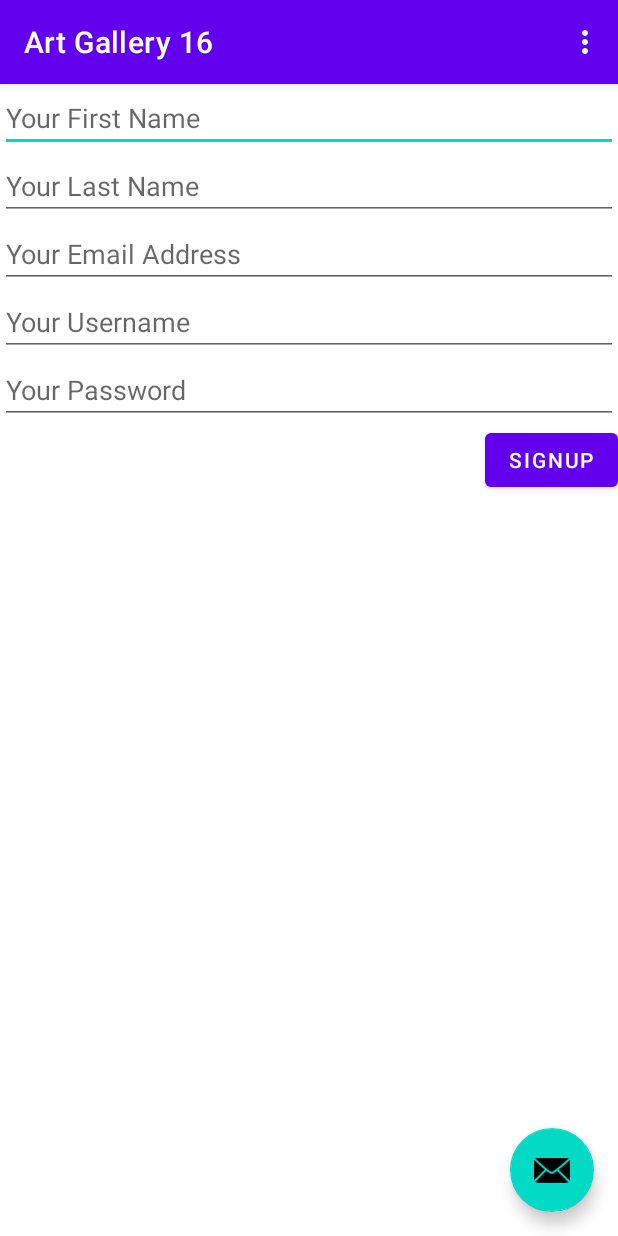
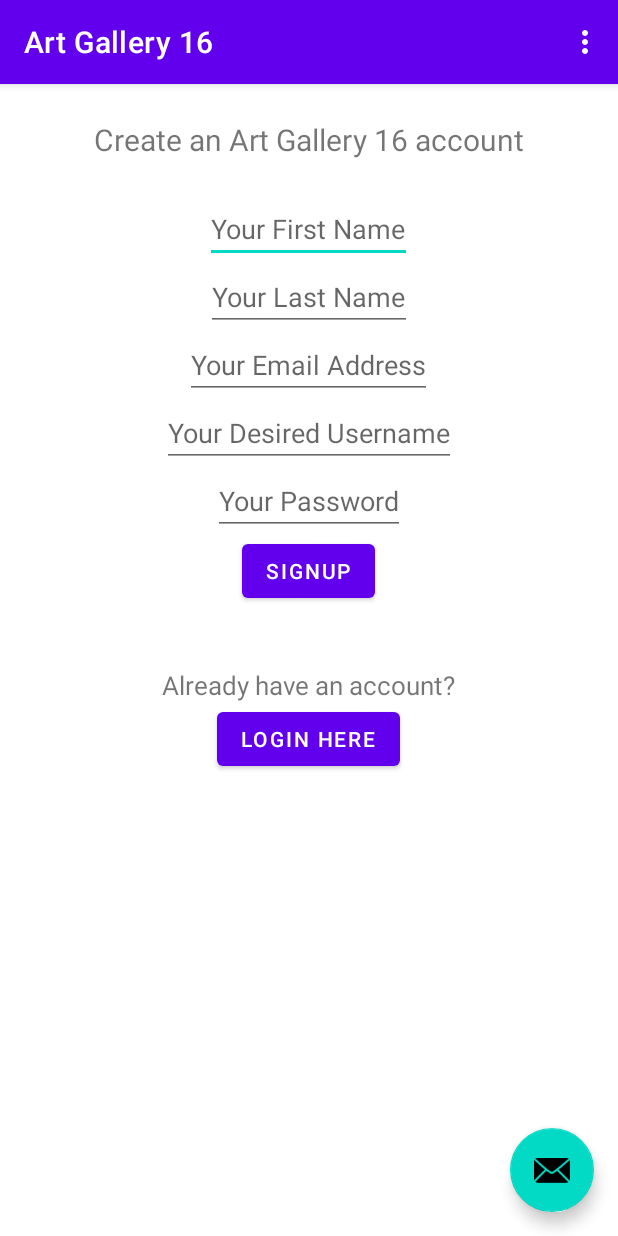
Before and after one commit to McGill-ECSE321-Fall2020/project-group-16, an Android app: the screen it shows after launch (MainActivity before the commit, SignUp after it), on a phone screen of 412 x 824 dp. Run offline under Robolectric (Android 15) with nearby library versions, the phone set to English and light mode, and no system bars; libraries missing offline, so code that uses them is left out: com.loopj.android, cz.msebera.android.

Commit message:
signup styling and login created

```diff
--- a/ArtGalleryApplication-Android/app/src/main/AndroidManifest.xml
+++ b/ArtGalleryApplication-Android/app/src/main/AndroidManifest.xml
@@ -10,16 +10,26 @@
         android:roundIcon="@mipmap/ic_launcher_round"
         android:supportsRtl="true"
         android:theme="@style/Theme.ArtGalleryApplicationAndroid">
+
+        <!--Declaration of the SignUp activity as the first (default)-->
         <activity
-            android:name=".MainActivity"
+            android:name=".SignUp"
             android:label="@string/app_name"
             android:theme="@style/Theme.ArtGalleryApplicationAndroid.NoActionBar">
+
             <intent-filter>
                 <action android:name="android.intent.action.MAIN" />
-
                 <category android:name="android.intent.category.LAUNCHER" />
             </intent-filter>
         </activity>
+
+        <!--Declaration of other activities-->
+        <activity
+            android:name=".Login"
+            android:label="@string/app_name"
+            android:theme="@style/Theme.ArtGalleryApplicationAndroid.NoActionBar">
+        </activity>
+
     </application>
 
 </manifest>
--- a/ArtGalleryApplication-Android/app/src/main/java/ca/mcgill/ecse321/artgalleryapplication/MainActivity.java
+++ b/ArtGalleryApplication-Android/app/src/main/java/ca/mcgill/ecse321/artgalleryapplication/Login.java
@@ -19,7 +19,7 @@ import org.json.JSONObject;
 
 import cz.msebera.android.httpclient.Header;
 
-public class MainActivity extends AppCompatActivity {
+public class Login extends AppCompatActivity {
     private String error = null;
 
     @Override
@@ -62,47 +62,11 @@ public class MainActivity extends AppCompatActivity {
         return super.onOptionsItemSelected(item);
     }
 
-    /**
-     * SignUp method
-     * @param v
-     */
-    public void signUp(View v) {
-        error = "";
 
-        final TextView firstName = (TextView) findViewById(R.id.user_firstName);
-        final TextView lastName = (TextView) findViewById(R.id.user_lastName);
-        final TextView email = (TextView) findViewById(R.id.user_email);
-        final TextView username = (TextView) findViewById(R.id.user_username);
-        final TextView password = (TextView) findViewById(R.id.user_password);
 
-        RequestParams params = new RequestParams();
-        params.put("email", email.getText());
-        params.put("firstName", firstName.getText());
-        params.put("lastName", lastName.getText());
-        params.put("password", password.getText());
 
-        HttpUtils.post("users/" + username.getText().toString(), params, new JsonHttpResponseHandler() {
-            @Override
-            public void onSuccess(int statusCode, Header[] headers, JSONObject response) {
-                refreshErrorMessage();
 
-                firstName.setText("");
-                lastName.setText("");
-                email.setText("");
-                username.setText("");
-                password.setText("");
-            }
-            @Override
-            public void onFailure(int statusCode, Header[] headers, Throwable throwable, JSONObject errorResponse) {
-                try {
-                    error += errorResponse.get("message").toString();
-                } catch (JSONException e) {
-                    error += e.getMessage();
-                }
-                refreshErrorMessage();
-            }
-        });
-    }
+
 
     /**
      * Helper method for error handling
--- /dev/null
+++ b/ArtGalleryApplication-Android/app/src/main/java/ca/mcgill/ecse321/artgalleryapplication/SignUp.java
@@ -0,0 +1,140 @@
+package ca.mcgill.ecse321.artgalleryapplication;
+
+import android.content.Intent;
+import android.os.Bundle;
+import com.google.android.material.floatingactionbutton.FloatingActionButton;
+import com.google.android.material.snackbar.Snackbar;
+import com.loopj.android.http.JsonHttpResponseHandler;
+import com.loopj.android.http.RequestParams;
+
+import androidx.appcompat.app.AppCompatActivity;
+import androidx.appcompat.widget.Toolbar;
+import android.view.View;
+
+import android.view.Menu;
+import android.view.MenuItem;
+import android.widget.TextView;
+
+import org.json.JSONException;
+import org.json.JSONObject;
+
+import cz.msebera.android.httpclient.Header;
+
+public class SignUp extends AppCompatActivity {
+    private String error = null;
+
+    @Override
+    protected void onCreate(Bundle savedInstanceState) {
+        super.onCreate(savedInstanceState);
+        setContentView(R.layout.activity_main);
+        Toolbar toolbar = findViewById(R.id.toolbar);
+        setSupportActionBar(toolbar);
+
+        FloatingActionButton fab = findViewById(R.id.fab);
+        fab.setOnClickListener(new View.OnClickListener() {
+            @Override
+            public void onClick(View view) {
+                Snackbar.make(view, "Replace with your own action", Snackbar.LENGTH_LONG)
+                        .setAction("Action", null).show();
+            }
+        });
+        refreshErrorMessage();
+    }
+
+    @Override
+    public boolean onCreateOptionsMenu(Menu menu) {
+        // Inflate the menu; this adds items to the action bar if it is present.
+        getMenuInflater().inflate(R.menu.menu_main, menu);
+        return true;
+    }
+
+    @Override
+    public boolean onOptionsItemSelected(MenuItem item) {
+        // Handle action bar item clicks here. The action bar will
+        // automatically handle clicks on the Home/Up button, so long
+        // as you specify a parent activity in AndroidManifest.xml.
+        int id = item.getItemId();
+
+        //noinspection SimplifiableIfStatement
+        if (id == R.id.action_settings) {
+            return true;
+        }
+
+        return super.onOptionsItemSelected(item);
+    }
+
+    /**
+     * SignUp method
+     * @param v
+     */
+    public void signUp(View v) {
+        error = "";
+
+        final TextView firstName = (TextView) findViewById(R.id.user_firstName);
+        final TextView lastName = (TextView) findViewById(R.id.user_lastName);
+        final TextView email = (TextView) findViewById(R.id.user_email);
+        final TextView username = (TextView) findViewById(R.id.user_username);
+        final TextView password = (TextView) findViewById(R.id.user_password);
+
+        RequestParams params = new RequestParams();
+        params.put("email", email.getText());
+        params.put("firstName", firstName.getText());
+        params.put("lastName", lastName.getText());
+        params.put("password", password.getText());
+
+        HttpUtils.post("users/" + username.getText().toString(), params, new JsonHttpResponseHandler() {
+            @Override
+            public void onSuccess(int statusCode, Header[] headers, JSONObject response) {
+                refreshErrorMessage();
+
+                firstName.setText("");
+                lastName.setText("");
+                email.setText("");
+                username.setText("");
+                password.setText("");
+            }
+            @Override
+            public void onFailure(int statusCode, Header[] headers, Throwable throwable, JSONObject errorResponse) {
+                try {
+                    error += errorResponse.get("message").toString();
+                } catch (JSONException e) {
+                    error += e.getMessage();
+                }
+                refreshErrorMessage();
+            }
+        });
+    }
+
+    /**
+     * Go to login page method
+     * @param v
+     */
+    public void goToLoginActivity(View v) {
+        Intent intent = new Intent(this, Login.class);
+        startActivity(intent);
+    }
+
+
+
+
+
+
+
+
+
+    /**
+     * Helper method for error handling
+     * Displays error message on the screen, if there is any
+     */
+    private void refreshErrorMessage() {
+        // set the error message
+        TextView tvError = (TextView) findViewById(R.id.error);
+        tvError.setText(error);
+
+        if (error == null || error.length() == 0) {
+            tvError.setVisibility(View.GONE);
+        } else {
+            tvError.setVisibility(View.VISIBLE);
+        }
+    }
+}
--- a/ArtGalleryApplication-Android/app/src/main/res/layout/activity_main.xml
+++ b/ArtGalleryApplication-Android/app/src/main/res/layout/activity_main.xml
@@ -4,7 +4,7 @@
     xmlns:tools="http://schemas.android.com/tools"
     android:layout_width="match_parent"
     android:layout_height="match_parent"
-    tools:context=".MainActivity">
+    tools:context=".SignUp">
 
     <com.google.android.material.appbar.AppBarLayout
         android:layout_width="match_parent"
--- a/ArtGalleryApplication-Android/app/src/main/res/layout/content_main.xml
+++ b/ArtGalleryApplication-Android/app/src/main/res/layout/content_main.xml
@@ -21,33 +21,45 @@
             android:text=""
             android:textColor="#FF0000"/>
 
-        <EditText
-            android:layout_width="match_parent"
+        <TextView
             android:layout_height="wrap_content"
-            android:id="@+id/user_firstName"
-            android:hint="@string/firstName_hint"/>
+            android:layout_width="wrap_content"
+            android:layout_gravity="center"
+            android:textSize="20sp"
+            android:text="\nCreate an Art Gallery 16 account\n" />
 
         <EditText
-            android:layout_width="match_parent"
+            android:id="@+id/user_firstName"
+            android:layout_width="wrap_content"
             android:layout_height="wrap_content"
+            android:layout_gravity="center"
+            android:hint="@string/firstName_hint" />
+
+        <EditText
+            android:layout_width="wrap_content"
+            android:layout_height="wrap_content"
+            android:layout_gravity="center"
             android:id="@+id/user_lastName"
             android:hint="@string/lastName_hint"/>
 
         <EditText
-            android:layout_width="match_parent"
+            android:layout_width="wrap_content"
             android:layout_height="wrap_content"
+            android:layout_gravity="center"
             android:id="@+id/user_email"
             android:hint="@string/email_hint"/>
 
         <EditText
-            android:layout_width="match_parent"
+            android:layout_width="wrap_content"
             android:layout_height="wrap_content"
+            android:layout_gravity="center"
             android:id="@+id/user_username"
             android:hint="@string/username_hint"/>
 
         <EditText
-            android:layout_width="match_parent"
+            android:layout_width="wrap_content"
             android:layout_height="wrap_content"
+            android:layout_gravity="center"
             android:inputType="textPassword"
             android:id="@+id/user_password"
             android:hint="@string/password_hint"/>
@@ -55,9 +67,24 @@
         <Button
             android:layout_width="wrap_content"
             android:layout_height="wrap_content"
-            android:layout_gravity="end"
+            android:layout_gravity="center"
             android:text="@string/signUp_button"
             android:onClick="signUp"/>
+
+        <TextView
+            android:layout_height="wrap_content"
+            android:layout_width="wrap_content"
+            android:layout_gravity="center"
+            android:textSize="17sp"
+            android:text="\n\nAlready have an account?" />
+
+
+        <Button
+            android:layout_width="wrap_content"
+            android:layout_height="wrap_content"
+            android:layout_gravity="center"
+            android:text="@string/goToLoginActivity_hint"
+            android:onClick="goToLoginActivity"/>
     </LinearLayout>
 
 </androidx.constraintlayout.widget.ConstraintLayout>
--- a/ArtGalleryApplication-Android/app/src/main/res/menu/menu_main.xml
+++ b/ArtGalleryApplication-Android/app/src/main/res/menu/menu_main.xml
@@ -1,7 +1,7 @@
 <menu xmlns:android="http://schemas.android.com/apk/res/android"
     xmlns:app="http://schemas.android.com/apk/res-auto"
     xmlns:tools="http://schemas.android.com/tools"
-    tools:context="ca.mcgill.ecse321.artgalleryapplication.MainActivity">
+    tools:context="ca.mcgill.ecse321.artgalleryapplication.SignUp">
     <item
         android:id="@+id/action_settings"
         android:orderInCategory="100"
--- a/ArtGalleryApplication-Android/app/src/main/res/values/strings.xml
+++ b/ArtGalleryApplication-Android/app/src/main/res/values/strings.xml
@@ -2,11 +2,11 @@
     <string name="app_name">Art Gallery 16</string>
     <string name="action_settings">Settings</string>
 
-    <string name="username_hint">Your Username</string>
+    <string name="username_hint">Your Desired Username</string>
     <string name="password_hint">Your Password</string>
     <string name="firstName_hint">Your First Name</string>
     <string name="lastName_hint">Your Last Name</string>
     <string name="email_hint">Your Email Address</string>
-
+    <string name="goToLoginActivity_hint">login here</string>
     <string name="signUp_button">signUp</string>
 </resources>
```
